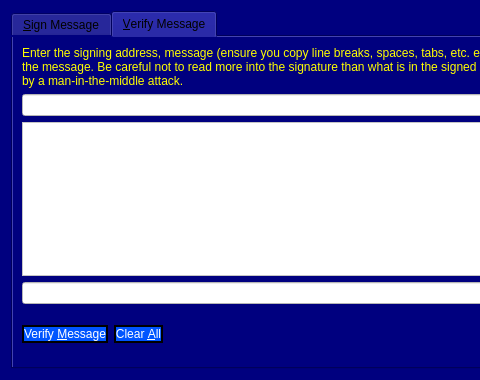
This is src/qt/forms/signverifymessagedialog.ui in scificryptocoin/Federation-Credits as Qt 5 draws it before an edit; both pictures show x 0 to 480 and y 0 to 380 of the 700 by 380 pixel window. The edited form follows.
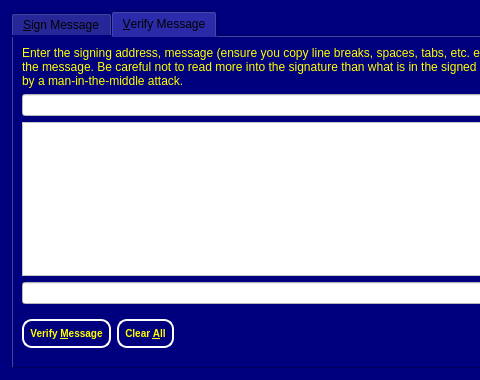
This is the edited form. Icons and pictures are not drawn. Custom widgets are drawn as their Qt base class.

What changed in the file:
```diff
--- a/src/qt/forms/signverifymessagedialog.ui
+++ b/src/qt/forms/signverifymessagedialog.ui
@@ -354,11 +354,7 @@
             <string>Verify the message to ensure it was signed with the specified Blakecoin address</string>
            </property>
            <property name="styleSheet">
-            <string notr="true">color: rgb(255, 255, 255);
-background-color: rgb(0, 85, 255);
-border-style:solid;
-border-width:2px;
-border-color:black;</string>
+            <string notr="true">QPushButton { background : #00007F ;border-radius:10px; border-color: white; color: yellow;  border-style: solid; border-width: 2px;font: bold 10px;min-width: 5em; padding: 6px;}</string>
            </property>
            <property name="text">
             <string>Verify &amp;Message</string>
@@ -378,11 +374,7 @@
             <string>Reset all verify message fields</string>
            </property>
            <property name="styleSheet">
-            <string notr="true">color: rgb(255, 255, 255);
-background-color: rgb(0, 85, 255);
-border-style:solid;
-border-width:2px;
-border-color:black;</string>
+            <string notr="true">QPushButton { background : #00007F ;border-radius:10px; border-color: white; color: yellow;  border-style: solid; border-width: 2px;font: bold 10px;min-width: 5em; padding: 6px;}</string>
            </property>
            <property name="text">
             <string>Clear &amp;All</string>
```
Left out of the diff: 12 changed lines with no effect on the pictures.
